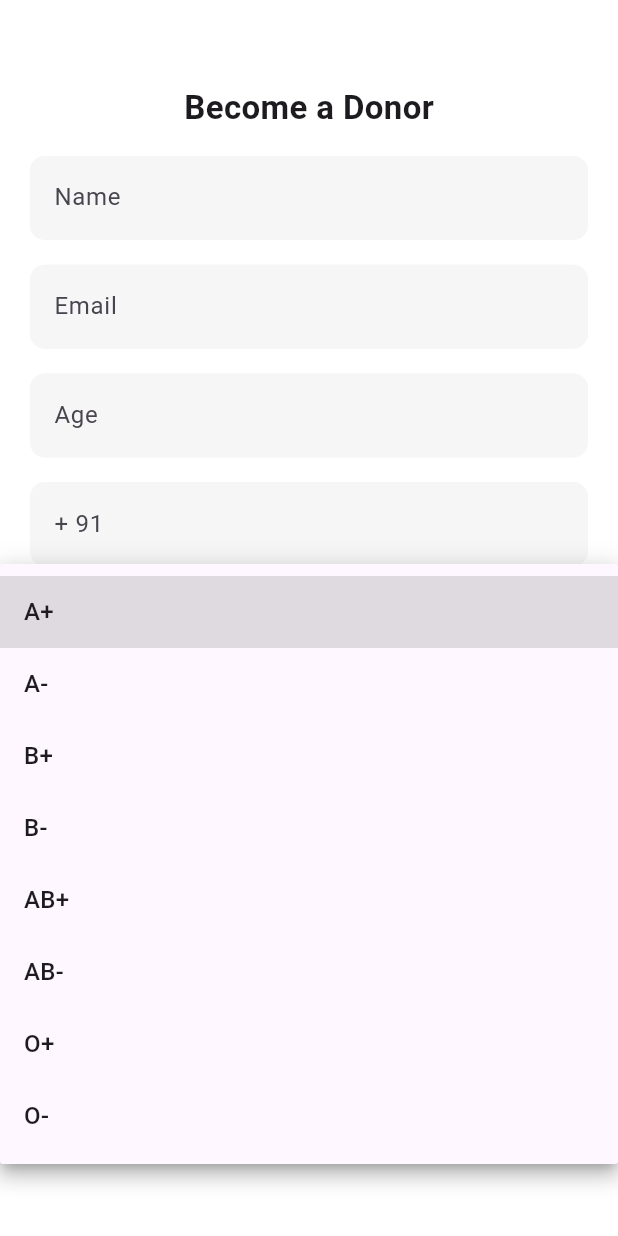
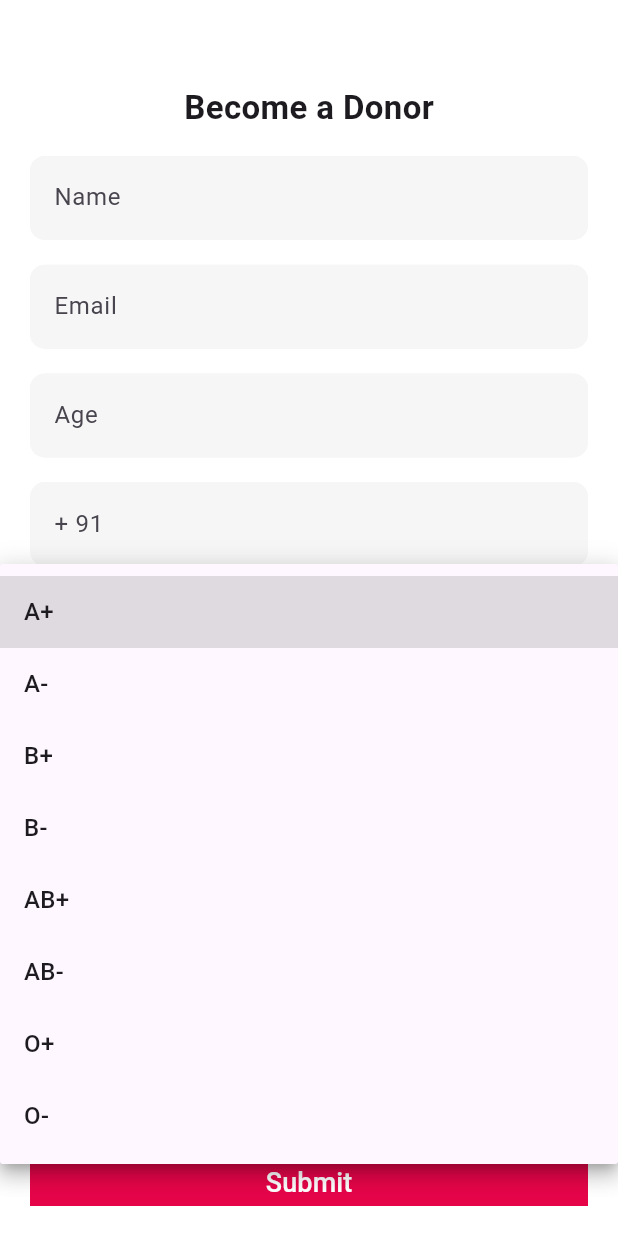
Before and after one commit to saneeswaran/blood_donation_app, a Flutter app: the AddDonorForm screen opened directly, after a tap on "Select Blood Type", on a phone screen of 412 x 824 dp. Run offline on Flutter 3.47's test engine with Material 3 defaults, Android fonts, the phone set to English and light mode, and no system bars; drawn by our look-alikes of dropdown_search; our stand-ins replace cached_network_image, cloud_firestore, delightful_toast, firebase_auth, firebase_core, flutter_svg and 3 more; accounts and stored records are empty; network calls fail.

Commit message:
errors on donor form

```diff
--- a/lib/core/constants/constants.dart
+++ b/lib/core/constants/constants.dart
@@ -9,3 +9,7 @@ class AppImages {
   static const String onboard2 = "${Constants.onboardPath}/onboard2.jpg";
   static const String onboard3 = "${Constants.onboardPath}/onboard3.jpg";
 }
+
+class AppData {
+  static const String states = "assets/state/states-and-districts.json";
+}
--- a/lib/features/form/controller/donor_ui_controller.dart
+++ b/lib/features/form/controller/donor_ui_controller.dart
@@ -1,14 +1,21 @@
+import 'dart:convert';
+
+import 'package:blood_donation/core/constants/constants.dart';
+import 'package:blood_donation/features/form/model/state_model.dart';
+import 'package:flutter/services.dart';
 import 'package:flutter/widgets.dart';
 
 class DonorUiController extends ChangeNotifier {
+  List<StateDistrictModel> _allStates = [];
+  List<StateDistrictModel> get allStates => _allStates;
   //donor helper
   // blood types
   List<String> bloodTypes = ['A+', 'A-', 'B+', 'B-', 'AB+', 'AB-', 'O+', 'O-'];
 
-  String? type;
+  String? bloodType;
 
   void setBloodType(String value) {
-    type = value;
+    bloodType = value;
     notifyListeners();
   }
 
@@ -52,4 +59,12 @@ class DonorUiController extends ChangeNotifier {
     _countryValue = value;
     notifyListeners();
   }
+
+  Future<List<StateDistrictModel>> loadStateDistrictData() async {
+    final String jsonStr = await rootBundle.loadString(AppData.states);
+    final data = json.decode(jsonStr) as Map<String, dynamic>;
+    final List states = data['states'];
+    _allStates = states.map((e) => StateDistrictModel.fromMap(e)).toList();
+    return _allStates;
+  }
 }
--- /dev/null
+++ b/lib/features/form/model/state_model.dart
@@ -0,0 +1,13 @@
+class StateDistrictModel {
+  final String state;
+  final List<String> districts;
+
+  StateDistrictModel({required this.state, required this.districts});
+
+  factory StateDistrictModel.fromMap(Map<String, dynamic> map) {
+    return StateDistrictModel(
+      state: map['state'],
+      districts: List<String>.from(map['districts']),
+    );
+  }
+}
--- a/lib/features/form/view/add_donor_form.dart
+++ b/lib/features/form/view/add_donor_form.dart
@@ -1,5 +1,8 @@
 import 'package:blood_donation/core/color/appcolor.dart';
 import 'package:blood_donation/features/form/controller/donor_ui_controller.dart';
+import 'package:blood_donation/features/form/view%20model/donor_repo.dart';
+import 'package:blood_donation/features/form/widget/state_district_dropdown.dart';
+import 'package:blood_donation/features/widgets/custom_elevated_button.dart';
 import 'package:blood_donation/features/widgets/custom_text_formfield.dart';
 import 'package:flutter/material.dart';
 import 'package:provider/provider.dart';
@@ -14,10 +17,21 @@ class AddDonorForm extends StatefulWidget {
 class _AddDonorFormState extends State<AddDonorForm> {
   final formKey = GlobalKey<FormState>();
   final nameController = TextEditingController();
-  final gmailController = TextEditingController();
+  final emailController = TextEditingController();
   final mobileNumberController = TextEditingController();
   final ageController = TextEditingController();
   final phoneNumberController = TextEditingController();
+
+  @override
+  void dispose() {
+    formKey.currentState?.dispose();
+    nameController.dispose();
+    emailController.dispose();
+    mobileNumberController.dispose();
+    ageController.dispose();
+    phoneNumberController.dispose();
+    super.dispose();
+  }
 
   @override
   Widget build(BuildContext context) {
@@ -37,7 +51,7 @@ class _AddDonorFormState extends State<AddDonorForm> {
               CustomTextFormfield(hintText: "Name", controller: nameController),
               CustomTextFormfield(
                 hintText: "Email",
-                controller: gmailController,
+                controller: emailController,
               ),
               CustomTextFormfield(
                 hintText: "Age",
@@ -53,6 +67,47 @@ class _AddDonorFormState extends State<AddDonorForm> {
               _bloodType(),
               _cronicDisease(),
               _genderDropDown(),
+              const StateDistrictDropdown(),
+              SizedBox(
+                height: size.height * 0.07,
+                width: size.width * 1,
+                child: Consumer<DonorRepo>(
+                  builder: (context, provider, child) {
+                    return CustomElevatedButton(
+                      onPressed: () async {
+                        final uiController = Provider.of<DonorUiController>(
+                          context,
+                          listen: false,
+                        );
+                        final isSuccess = await provider.addDonor(
+                          context: context,
+                          name: nameController.text,
+                          age: int.parse(ageController.text),
+                          gender: provider,
+                          dob: dob,
+                          bloodGroup: uiController.bloodType!,
+                          phone: phoneNumberController.text,
+                          email: emailController.text,
+                          address: address,
+                          city:,
+                          state: state,
+                          pinCode: pinCode,
+                          lastDonationDate: lastDonationDate,
+                          hasDonatedBefore: hasDonatedBefore,
+                          weight: weight,
+                          hasChronicDisease: uiController.hasChronicDisease!,
+                          acceptedTerms: acceptedTerms,
+                        );
+                      },
+                      child: const Text(
+                        "Submit",
+                        style: TextStyle(color: Colors.white, fontSize: 18),
+                      ),
+                    );
+                  },
+                ),
+              ),
+              const SizedBox(height: 20),
             ],
           ),
         ),
@@ -136,10 +191,8 @@ class _AddDonorFormState extends State<AddDonorForm> {
             .toList();
         return DropdownButtonFormField(
           decoration: InputDecoration(
-            hint: const Text(
-              "Select Gender",
-              style: TextStyle(color: Colors.grey),
-            ),
+            hintText: "Select Gender",
+            hintStyle: TextStyle(color: Colors.grey.shade600),
             filled: true,
             fillColor: Appcolor.lightGrey,
             enabledBorder: OutlineInputBorder(
--- /dev/null
+++ b/lib/features/form/widget/state_district_dropdown.dart
@@ -0,0 +1,130 @@
+import 'dart:convert';
+import 'package:blood_donation/core/color/appcolor.dart';
+import 'package:blood_donation/core/constants/constants.dart';
+import 'package:blood_donation/features/form/model/state_model.dart';
+import 'package:dropdown_search/dropdown_search.dart';
+import 'package:flutter/material.dart';
+import 'package:flutter/services.dart';
+
+class StateDistrictDropdown extends StatefulWidget {
+  const StateDistrictDropdown({super.key});
+
+  @override
+  State<StateDistrictDropdown> createState() => _StateDistrictDropdownState();
+}
+
+class _StateDistrictDropdownState extends State<StateDistrictDropdown> {
+  List<StateDistrictModel> _stateDistrictList = [];
+  List<String> _states = [];
+  List<String> _districts = [];
+
+  String? selectedState;
+  String? selectedDistrict;
+
+  @override
+  void initState() {
+    super.initState();
+    loadStateDistrictJson();
+  }
+
+  Future<void> loadStateDistrictJson() async {
+    final String jsonStr = await rootBundle.loadString(AppData.states);
+    final data = json.decode(jsonStr);
+
+    final List<StateDistrictModel> list = (data['states'] as List)
+        .map((e) => StateDistrictModel.fromMap(e))
+        .toList();
+
+    setState(() {
+      _stateDistrictList = list;
+      _states = list.map((e) => e.state).toList();
+    });
+  }
+
+  @override
+  Widget build(BuildContext context) {
+    return Column(
+      children: [
+        DropdownSearch<String>(
+          decoratorProps: DropDownDecoratorProps(
+            decoration: InputDecoration(
+              filled: true,
+              hintText: "Select State",
+              fillColor: Appcolor.lightGrey,
+              enabledBorder: OutlineInputBorder(
+                borderRadius: BorderRadius.circular(10),
+                borderSide: const BorderSide(color: Appcolor.lightGrey),
+              ),
+              focusedBorder: OutlineInputBorder(
+                borderSide: const BorderSide(color: Appcolor.lightGrey),
+                borderRadius: BorderRadius.circular(10),
+              ),
+              errorBorder: OutlineInputBorder(
+                borderRadius: BorderRadius.circular(10),
+                borderSide: const BorderSide(color: Colors.red),
+              ),
+            ),
+          ),
+          items: (filter, loadProps) {
+            if (filter.isEmpty) {
+              return _states;
+            } else {
+              return _states
+                  .where((e) => e.toLowerCase().contains(filter.toLowerCase()))
+                  .toList();
+            }
+          },
+          onChanged: (value) {
+            setState(() {
+              selectedState = value;
+              selectedDistrict = null;
+              _districts = _stateDistrictList
+                  .firstWhere((e) => e.state == value)
+                  .districts;
+            });
+          },
+        ),
+
+        const SizedBox(height: 20),
+
+        DropdownSearch<String>(
+          items: (filter, loadProp) {
+            if (filter.isEmpty) {
+              return _districts;
+            } else {
+              return _districts
+                  .where((e) => e.toLowerCase().contains(filter.toLowerCase()))
+                  .toList();
+            }
+          },
+          selectedItem: selectedDistrict,
+          popupProps: const PopupProps.menu(showSearchBox: true),
+          decoratorProps: DropDownDecoratorProps(
+            decoration: InputDecoration(
+              filled: true,
+              hintText: "Select District",
+              fillColor: Appcolor.lightGrey,
+              enabledBorder: OutlineInputBorder(
+                borderRadius: BorderRadius.circular(10),
+                borderSide: const BorderSide(color: Appcolor.lightGrey),
+              ),
+              focusedBorder: OutlineInputBorder(
+                borderSide: const BorderSide(color: Appcolor.lightGrey),
+                borderRadius: BorderRadius.circular(10),
+              ),
+              errorBorder: OutlineInputBorder(
+                borderRadius: BorderRadius.circular(10),
+                borderSide: const BorderSide(color: Colors.red),
+              ),
+            ),
+          ),
+          onChanged: (value) {
+            setState(() {
+              selectedDistrict = value;
+            });
+          },
+        ),
+      ],
+    );
+  }
+}
--- a/lib/main.dart
+++ b/lib/main.dart
@@ -2,6 +2,7 @@ import 'package:blood_donation/core/color/appcolor.dart';
 import 'package:blood_donation/features/auth/view%20model/auth_repo.dart';
 import 'package:blood_donation/features/bottom%20nav%20bar/view%20model/bottom_nav_repo.dart';
 import 'package:blood_donation/features/bottom%20nav%20bar/view/bottom_nav_bar.dart';
+import 'package:blood_donation/features/form/controller/donor_ui_controller.dart';
 import 'package:blood_donation/features/form/view%20model/donor_repo.dart';
 import 'package:blood_donation/features/onboard/view%20model/onboard_view_repo.dart';
 import 'package:blood_donation/features/onboard/view/onboard_page.dart';
@@ -23,6 +24,8 @@ void main() async {
         ChangeNotifierProvider(create: (_) => BottomNavRepo()),
         ChangeNotifierProvider(create: (_) => SearchRepo()),
         ChangeNotifierProvider(create: (_) => DonorRepo()),
+        //ui controllers
+        ChangeNotifierProvider(create: (_) => DonorUiController()),
       ],
       child: MaterialApp(
         title: "Blood Donation",
--- a/pubspec.yaml
+++ b/pubspec.yaml
@@ -31,7 +31,6 @@ dependencies:
   animations: ^2.0.11
   cached_network_image: ^3.4.1
   cloud_firestore: ^5.6.9
-  country_state_city_picker: ^1.2.8
   cupertino_icons: ^1.0.8
   stylish_bottom_bar: ^1.1.1
   delightful_toast: ^1.1.0
@@ -43,6 +42,7 @@ dependencies:
   page_transition: ^2.2.1
   provider: ^6.1.5
   smooth_page_indicator: ^1.2.1
+  dropdown_search: ^6.0.2
 
 dev_dependencies:
   flutter_lints: ^5.0.0
@@ -62,6 +62,7 @@ flutter:
   assets:
     - assets/images/
     - assets/svg/
+    - assets/state/
   # An image asset can refer to one or more resolution-specific "variants", see
   # https://flutter.dev/to/resolution-aware-images
   # For details regarding adding assets from package dependencies, see
```
Also changed, not shown: pubspec.lock.
